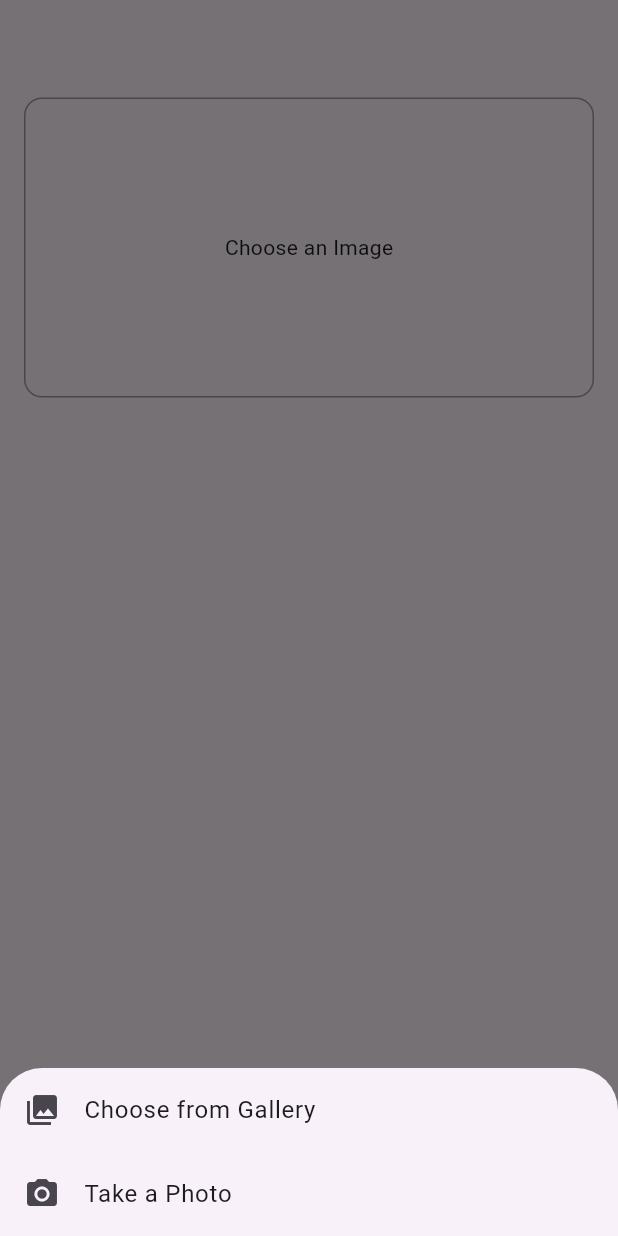
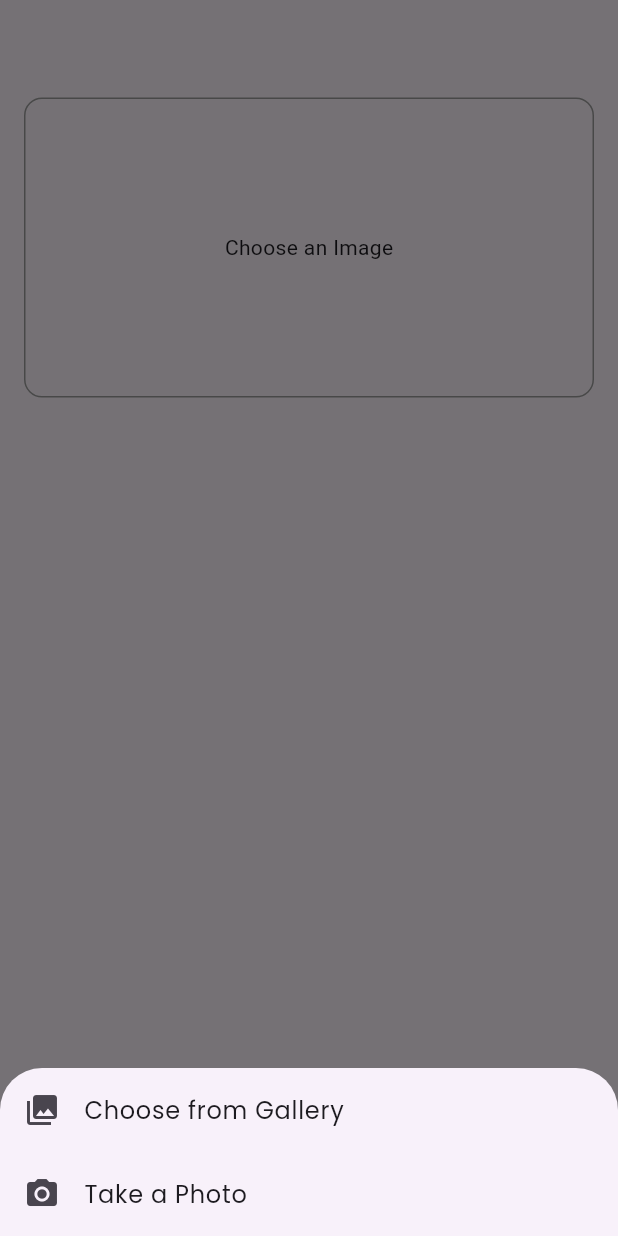
Before and after one commit to rushikesh-sandnetwork/SAND-ONE-WEBSITE, a Flutter app: the ImagePickerWidget widget shown alone on an empty page, opened directly with empty values, after a tap on "Choose an Image", on a phone screen of 412 x 824 dp. Run offline on Flutter 3.47's test engine with Material 3 defaults, Android fonts, the phone set to English and light mode, and no system bars; our stand-ins replace awesome_bottom_bar, google_fonts, image_picker; network calls fail.

Commit message:
flutter updated

```diff
--- a/app/lib/models/FormDetailsModel.dart
+++ b/app/lib/models/FormDetailsModel.dart
@@ -1,5 +1,7 @@
 import 'dart:convert';
 import 'dart:io';
+import 'package:flutter/material.dart';
+import 'package:google_fonts/google_fonts.dart';
 import 'package:http/http.dart' as http;
 import 'package:path/path.dart';
 import 'package:async/async.dart';
--- a/app/lib/utils/FormFields/Image.dart
+++ b/app/lib/utils/FormFields/Image.dart
@@ -93,7 +93,10 @@ class _ImagePickerWidgetState extends State<ImagePickerWidget> {
             children: <Widget>[
               ListTile(
                 leading: Icon(Icons.photo_library),
-                title: Text('Choose from Gallery'),
+                title: Text(
+                  'Choose from Gallery',
+                  style: GoogleFonts.poppins(),
+                ),
                 onTap: () {
                   Navigator.of(context).pop();
                   _pickImage(ImageSource.gallery);
@@ -101,7 +104,10 @@ class _ImagePickerWidgetState extends State<ImagePickerWidget> {
               ),
               ListTile(
                 leading: Icon(Icons.camera_alt),
-                title: Text('Take a Photo'),
+                title: Text(
+                  'Take a Photo',
+                  style: GoogleFonts.poppins(),
+                ),
                 onTap: () {
                   Navigator.of(context).pop();
                   _pickImage(ImageSource.camera);
--- a/app/pubspec.yaml
+++ b/app/pubspec.yaml
@@ -40,6 +40,8 @@ dependencies:
   http: ^1.1.0
   intl: ^0.19.0
   image_picker: ^1.0.8
+  geolocator: ^11.1.0
+  image: ^4.2.0
 
 dev_dependencies:
   flutter_test:
```
Also changed, not shown: app/pubspec.lock, 4 other files.
